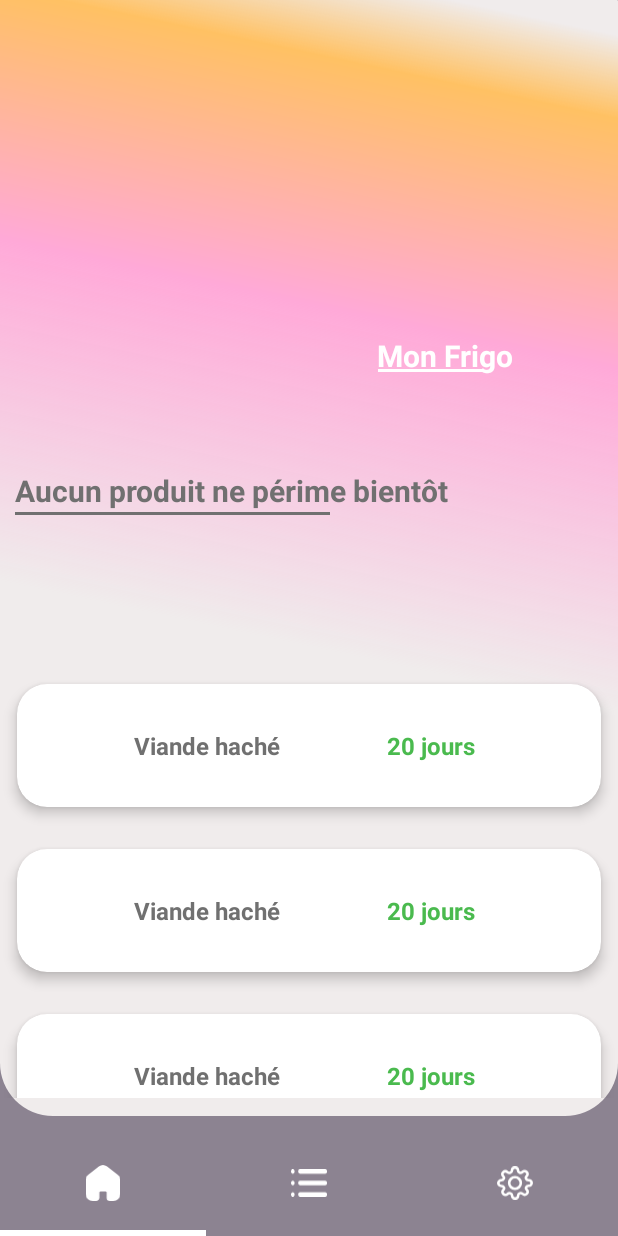
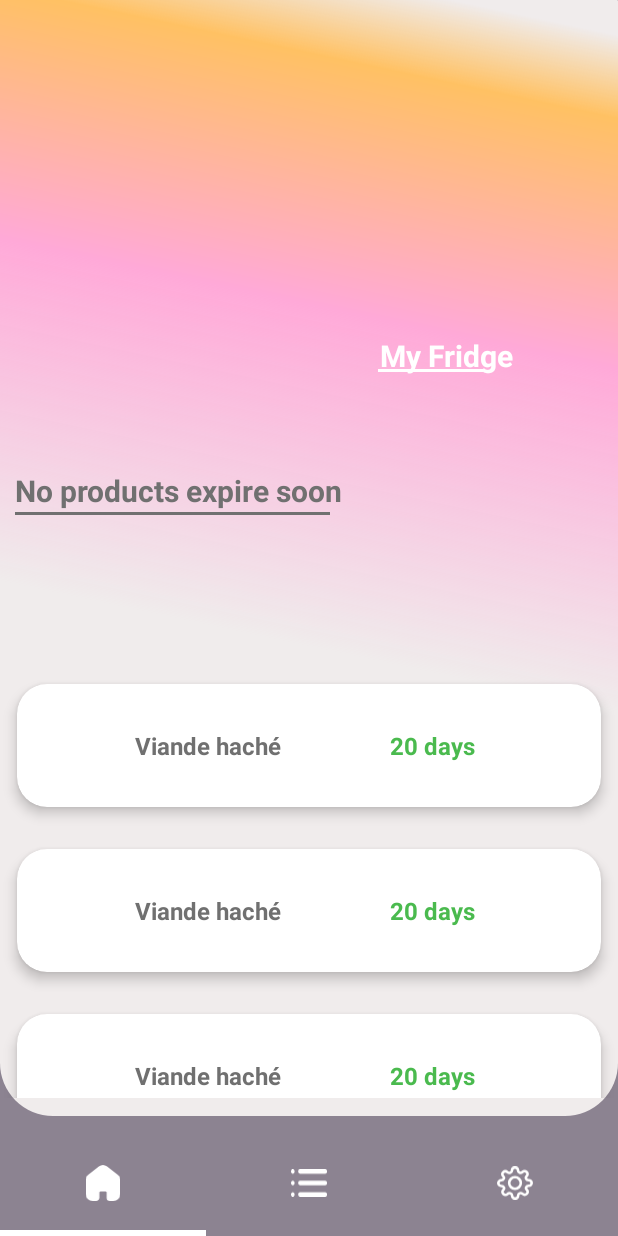
Before and after one commit to CorentinRuiz/TousAntiGaspi, an Android app: the fragment ListFragment placed in its activity, on a phone screen of 412 x 824 dp. Run offline under Robolectric (Android 15) with nearby library versions, the phone set to English and light mode, and no system bars.

Commit message:
Added English

```diff
--- a/android app/app/src/main/java/edu/poly/tousantigaspi/activity/BarCodeScannerActivity.java
+++ b/android app/app/src/main/java/edu/poly/tousantigaspi/activity/BarCodeScannerActivity.java
@@ -112,7 +112,7 @@ public class BarCodeScannerActivity extends AppCompatActivity {
         super.onRequestPermissionsResult(requestCode,permissions,grantResults);
         if (requestCode == CAMERA_REQUEST_CODE) {
             if (grantResults.length == 0 || grantResults[0] != PackageManager.PERMISSION_GRANTED) {
-                Toast.makeText(this, "You need the camera permission to use this feature !", Toast.LENGTH_SHORT).show();
+                Toast.makeText(this, getString(R.string.camera_permission_needed), Toast.LENGTH_SHORT).show();
             }
         }
     }
--- a/android app/app/src/main/java/edu/poly/tousantigaspi/activity/LoginActivity.java
+++ b/android app/app/src/main/java/edu/poly/tousantigaspi/activity/LoginActivity.java
@@ -65,7 +65,7 @@ public class LoginActivity extends AppCompatActivity {
                     UtilsSharedPreference.pushStringToPref(getApplicationContext(),"username",loginRequest.getUsername());
                     openMainActivity();
                 }else{
-                    String message = "An error occurred please try it later ...";
+                    String message = getString(R.string.error);
 
                     Toast.makeText(LoginActivity.this,message,Toast.LENGTH_LONG).show();
                 }
--- a/android app/app/src/main/java/edu/poly/tousantigaspi/activity/RegisterActivity.java
+++ b/android app/app/src/main/java/edu/poly/tousantigaspi/activity/RegisterActivity.java
@@ -78,7 +78,7 @@ public class RegisterActivity extends AppCompatActivity {
                     UtilsSharedPreference.pushStringToPref(getApplicationContext(),"username",registerRequest.getUsername());
                     openFirstConnectionPage();
                 }else{
-                    String message = "An error occurred please try it later ...";
+                    String message = getString(R.string.error);
 
                     Toast.makeText(RegisterActivity.this,message,Toast.LENGTH_LONG).show();
                 }
--- a/android app/app/src/main/java/edu/poly/tousantigaspi/fragment/ListFragment.java
+++ b/android app/app/src/main/java/edu/poly/tousantigaspi/fragment/ListFragment.java
@@ -71,13 +71,13 @@ public class ListFragment extends Fragment {
         products = new ArrayList<>();
 
         try {
-            products.add(new ProductFactory().build(ProductFactory.WITHOUT_PIC,1,"","20 jours","Viande haché"));
-            products.add(new ProductFactory().build(ProductFactory.WITHOUT_PIC,1,"","20 jours","Viande haché"));
-            products.add(new ProductFactory().build(ProductFactory.WITHOUT_PIC,1,"","20 jours","Viande haché"));
-            products.add(new ProductFactory().build(ProductFactory.WITHOUT_PIC,1,"","20 jours","Viande haché"));
-            products.add(new ProductFactory().build(ProductFactory.WITHOUT_PIC,1,"","20 jours","Viande haché"));
-            products.add(new ProductFactory().build(ProductFactory.WITHOUT_PIC,1,"","20 jours","Viande haché"));
-            products.add(new ProductFactory().build(ProductFactory.WITHOUT_PIC,1,"","20 jours","Viande haché"));
+            products.add(new ProductFactory().build(ProductFactory.WITHOUT_PIC,1,"","20 " + getString(R.string.days),"Viande haché"));
+            products.add(new ProductFactory().build(ProductFactory.WITHOUT_PIC,1,"","20 " + getString(R.string.days),"Viande haché"));
+            products.add(new ProductFactory().build(ProductFactory.WITHOUT_PIC,1,"","20 " + getString(R.string.days),"Viande haché"));
+            products.add(new ProductFactory().build(ProductFactory.WITHOUT_PIC,1,"","20 " + getString(R.string.days),"Viande haché"));
+            products.add(new ProductFactory().build(ProductFactory.WITHOUT_PIC,1,"","20 " + getString(R.string.days),"Viande haché"));
+            products.add(new ProductFactory().build(ProductFactory.WITHOUT_PIC,1,"","20 " + getString(R.string.days),"Viande haché"));
+            products.add(new ProductFactory().build(ProductFactory.WITHOUT_PIC,1,"","20 " + getString(R.string.days),"Viande haché"));
 
         } catch (Throwable throwable) {
             throwable.printStackTrace();
--- a/android app/app/src/main/java/edu/poly/tousantigaspi/fragment/MainFragment.java
+++ b/android app/app/src/main/java/edu/poly/tousantigaspi/fragment/MainFragment.java
@@ -72,13 +72,13 @@ public class MainFragment extends Fragment {
         products = new ArrayList<Product>();
 
         try {
-            products.add(new ProductFactory().build(ProductFactory.WITHOUT_PIC,1,"","20 jours","Viande haché"));
-            products.add(new ProductFactory().build(ProductFactory.WITHOUT_PIC,1,"","20 jours","Viande haché"));
-            products.add(new ProductFactory().build(ProductFactory.WITHOUT_PIC,1,"","20 jours","Viande haché"));
-            products.add(new ProductFactory().build(ProductFactory.WITHOUT_PIC,1,"","20 jours","Viande haché"));
-            products.add(new ProductFactory().build(ProductFactory.WITHOUT_PIC,1,"","20 jours","Viande haché"));
-            products.add(new ProductFactory().build(ProductFactory.WITHOUT_PIC,1,"","20 jours","Viande haché"));
-            products.add(new ProductFactory().build(ProductFactory.WITHOUT_PIC,1,"","20 jours","Viande haché"));
+            products.add(new ProductFactory().build(ProductFactory.WITHOUT_PIC,1,"","20 " + getString(R.string.days),"Viande haché"));
+            products.add(new ProductFactory().build(ProductFactory.WITHOUT_PIC,1,"","20 " + getString(R.string.days),"Viande haché"));
+            products.add(new ProductFactory().build(ProductFactory.WITHOUT_PIC,1,"","20 " + getString(R.string.days),"Viande haché"));
+            products.add(new ProductFactory().build(ProductFactory.WITHOUT_PIC,1,"","20 " + getString(R.string.days),"Viande haché"));
+            products.add(new ProductFactory().build(ProductFactory.WITHOUT_PIC,1,"","20 " + getString(R.string.days),"Viande haché"));
+            products.add(new ProductFactory().build(ProductFactory.WITHOUT_PIC,1,"","20 " + getString(R.string.days),"Viande haché"));
+            products.add(new ProductFactory().build(ProductFactory.WITHOUT_PIC,1,"","20 " + getString(R.string.days),"Viande haché"));
         } catch (Throwable throwable) {
             throwable.printStackTrace();
         }
@@ -117,7 +117,7 @@ public class MainFragment extends Fragment {
     }
 
     public void notifiedForChangeName(NameModel model) {
-        String welcomeText = "Bonjour\n" + model.getName() + " !";
+        String welcomeText = getString(R.string.hello) + "\n" + model.getName() + " !";
         welcome.setText(welcomeText);
     }
 }
--- a/android app/app/src/main/res/layout/fragment_list.xml
+++ b/android app/app/src/main/res/layout/fragment_list.xml
@@ -10,7 +10,7 @@
     <TextView
         android:layout_width="wrap_content"
         android:layout_height="wrap_content"
-        android:text="Vos produits"
+        android:text="@string/your_products"
         android:textColor="@color/main_grey_text_color"
         android:textSize="30sp"
         android:layout_marginTop="60dp"
@@ -24,7 +24,7 @@
         android:layout_gravity="center|end"
         android:textSize="20sp"
         android:layout_marginBottom="200dp"
-        android:text="Mon Frigo"
+        android:text="@string/my_fridge"
         android:layout_marginTop="10dp"
         android:textColor="@color/main_grey_text_color"
         android:textStyle="bold" />
--- a/android app/app/src/main/res/layout/fragment_main.xml
+++ b/android app/app/src/main/res/layout/fragment_main.xml
@@ -30,7 +30,7 @@
         android:layout_gravity="center|end"
         android:textSize="20sp"
         android:layout_marginBottom="150dp"
-        android:text="Mon Frigo"
+        android:text="@string/my_fridge"
         android:layout_marginTop="10dp"
         android:textColor="@color/white"
         android:textStyle="bold" />
@@ -66,7 +66,7 @@
         android:layout_gravity="center|start"
         android:textSize="20sp"
         android:layout_marginBottom="60dp"
-        android:text="Aucun produit ne périme bientôt"
+        android:text="@string/no_product_expires_soon"
         android:layout_marginTop="10dp"
         android:textColor="@color/main_grey_text_color"
         android:textStyle="bold" />
--- a/android app/app/src/main/res/layout/fragment_settings.xml
+++ b/android app/app/src/main/res/layout/fragment_settings.xml
@@ -9,7 +9,7 @@
     <TextView
         android:layout_width="wrap_content"
         android:layout_height="wrap_content"
-        android:text="Paramètres"
+        android:text="@string/settings"
         android:textColor="@color/main_grey_text_color"
         android:textSize="30sp"
         android:layout_marginTop="60dp"
--- a/android app/app/src/main/res/layout/pop_up_modify_fridge.xml
+++ b/android app/app/src/main/res/layout/pop_up_modify_fridge.xml
@@ -29,7 +29,7 @@
         android:layout_width="wrap_content"
         android:layout_height="wrap_content"
         android:layout_marginBottom="8dp"
-        android:text="Modifier le nom du frigo"
+        android:text="@string/change_fridge_name"
         android:textColor="@color/main_grey_text_color"
         app:layout_constraintBottom_toTopOf="@+id/frigoEditInput"
         app:layout_constraintEnd_toEndOf="parent"
--- a/android app/app/src/main/res/layout/popup_add_manually_product.xml
+++ b/android app/app/src/main/res/layout/popup_add_manually_product.xml
@@ -23,7 +23,7 @@
         android:layout_height="wrap_content"
         android:layout_marginStart="28dp"
         android:layout_marginBottom="24dp"
-        android:text="Nom du produit"
+        android:text="@string/name_of_product"
         android:textColor="@color/main_grey_text_color"
         android:textSize="23sp"
         android:textStyle="bold"
@@ -52,7 +52,7 @@
         android:layout_height="wrap_content"
         android:layout_marginStart="28dp"
         android:layout_marginBottom="8dp"
-        android:text="Quantity"
+        android:text="@string/quantity"
         android:textColor="@color/main_grey_text_color"
         android:textSize="23sp"
         android:textStyle="bold"
@@ -99,7 +99,7 @@
         android:layout_height="wrap_content"
         android:layout_marginStart="28dp"
         android:layout_marginBottom="12dp"
-        android:text="Date de péremption"
+        android:text="@string/expiration_date"
         android:textColor="@color/main_grey_text_color"
         android:textSize="23sp"
         android:textStyle="bold"
--- a/android app/app/src/main/res/layout/popup_add_product.xml
+++ b/android app/app/src/main/res/layout/popup_add_product.xml
@@ -10,7 +10,7 @@
         android:id="@+id/AddProductButton"
         android:layout_width="match_parent"
         android:layout_height="0dp"
-        android:text="Ajouter manuellement"
+        android:text="@string/add_manually"
         android:background="@android:color/transparent"
         android:textColor="@color/main_grey_text_color"
         app:layout_constraintBottom_toTopOf="@+id/view"
@@ -30,7 +30,7 @@
         android:layout_width="match_parent"
         android:layout_height="0dp"
         android:background="@android:color/transparent"
-        android:text="Ajouter par code barre"
+        android:text="@string/add_by_barcode"
         android:textColor="@color/main_grey_text_color"
         app:layout_constraintBottom_toBottomOf="parent"
         app:layout_constraintTop_toBottomOf="@+id/AddProductButton" />
```
Also changed, not shown: android app/app/src/main/res/layout/activity_add_first_frigo.xml (+9 -6 lines), android app/app/src/main/res/layout/activity_first_connexion.xml (+4 -4 lines), android app/app/src/main/res/layout/activity_login.xml (+4 -4 lines), android app/app/src/main/res/layout/activity_register.xml (+6 -6 lines), android app/app/src/main/res/values/strings.xml (+32 -5 lines), 1 other file.
